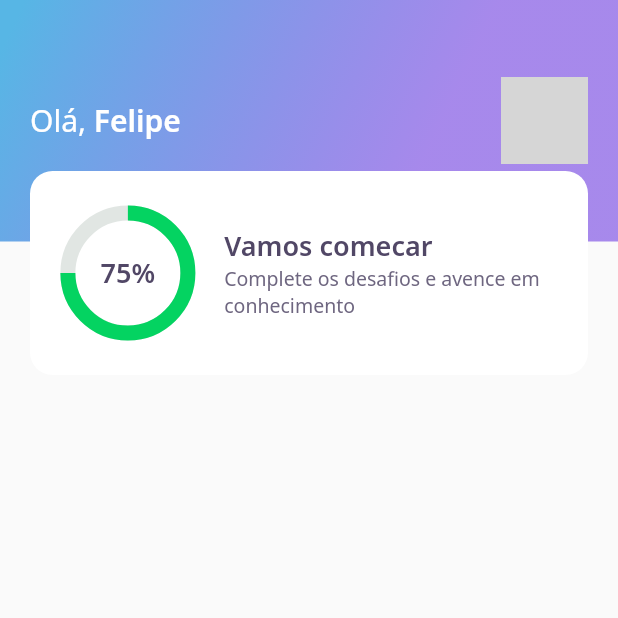
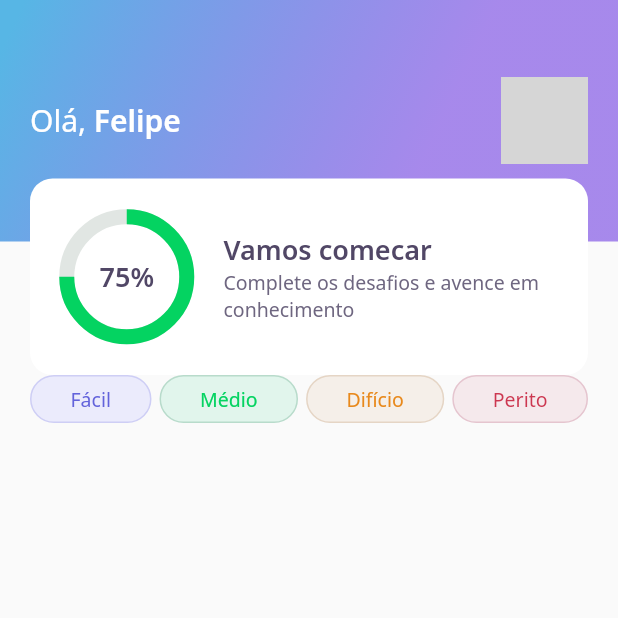
Before and after one commit to felipesouza91/nlw05, a Flutter app: the screen it shows after launch, on a phone screen of 412 x 824 dp, the top half of it. Run offline on Flutter 3.47's test engine with Material 2 defaults, Android fonts, the phone set to English and light mode, and no system bars; our stand-ins replace google_fonts; network calls fail; grey boxes are pictures that could not be loaded.

Commit message:
feat: create a level button widget

```diff
--- a/devquiz/lib/home/home_page.dart
+++ b/devquiz/lib/home/home_page.dart
@@ -1,4 +1,5 @@
 import 'package:devquiz/home/widgets/appbar/app_bar_widget.dart';
+import 'package:devquiz/home/widgets/leve_button/level_button_widget.dart';
 import 'package:flutter/material.dart';
 
 class HomePage extends StatefulWidget {
@@ -12,6 +13,18 @@ class _HomePageState extends State<HomePage> {
   Widget build(BuildContext context) {
     return Scaffold(
       appBar: AppBarWidget(),
+      body: Padding(
+        padding: const EdgeInsets.symmetric(horizontal: 20),
+        child: Row(
+          mainAxisAlignment: MainAxisAlignment.spaceBetween,
+          children: [
+            LevelButtonWidget(label: "Fácil"),
+            LevelButtonWidget(label: "Médio"),
+            LevelButtonWidget(label: "Difício"),
+            LevelButtonWidget(label: "Perito"),
+          ],
+        ),
+      ),
     );
   }
 }
--- /dev/null
+++ b/devquiz/lib/home/widgets/leve_button/level_button_widget.dart
@@ -0,0 +1,58 @@
+import 'package:devquiz/core/app_colors.dart';
+import 'package:flutter/cupertino.dart';
+import 'package:google_fonts/google_fonts.dart';
+
+class LevelButtonWidget extends StatelessWidget {
+  final String label;
+  LevelButtonWidget({Key? key, required this.label})
+      : assert(["Fácil", "Médio", "Difício", "Perito"].contains(label)),
+        super(key: key);
+
+  final config = {
+    "Fácil": {
+      "color": AppColors.levelButtonFacil,
+      "borderColor": AppColors.levelButtonBorderFacil,
+      "fontColor": AppColors.levelButtonTextFacil
+    },
+    "Médio": {
+      "color": AppColors.levelButtonMedio,
+      "borderColor": AppColors.levelButtonBorderMedio,
+      "fontColor": AppColors.levelButtonTextMedio
+    },
+    "Difício": {
+      "color": AppColors.levelButtonDificil,
+      "borderColor": AppColors.levelButtonBorderDificil,
+      "fontColor": AppColors.levelButtonTextDificil
+    },
+    "Perito": {
+      "color": AppColors.levelButtonPerito,
+      "borderColor": AppColors.levelButtonBorderPerito,
+      "fontColor": AppColors.levelButtonTextPerito
+    }
+  };
+
+  Color get color => config[label]!['color']!;
+  Color get borderColor => config[label]!['borderColor']!;
+  Color get fontColor => config[label]!['fontColor']!;
+
+  @override
+  Widget build(BuildContext context) {
+    return Container(
+      decoration: BoxDecoration(
+        borderRadius: BorderRadius.circular(28),
+        color: color,
+        border: Border.fromBorderSide(
+          BorderSide(color: borderColor),
+        ),
+      ),
+      child: Padding(
+        padding: const EdgeInsets.symmetric(horizontal: 26, vertical: 6),
+        child: Text(label,
+            style: GoogleFonts.notoSans(
+              color: fontColor,
+              fontSize: 13,
+            )),
+      ),
+    );
+  }
+}
--- a/devquiz/lib/home/widgets/score_card/score_card_widget.dart
+++ b/devquiz/lib/home/widgets/score_card/score_card_widget.dart
@@ -10,11 +10,11 @@ class ScoreCardWidget extends StatelessWidget {
     return Padding(
       padding: const EdgeInsets.only(left: 20, right: 20),
       child: Container(
-        height: 136,
+        height: 131,
         decoration: BoxDecoration(
             color: AppColors.white, borderRadius: BorderRadius.circular(15)),
         child: Padding(
-          padding: const EdgeInsets.symmetric(horizontal: 25),
+          padding: const EdgeInsets.symmetric(horizontal: 24),
           child: Row(
             crossAxisAlignment: CrossAxisAlignment.center,
             children: [
```
